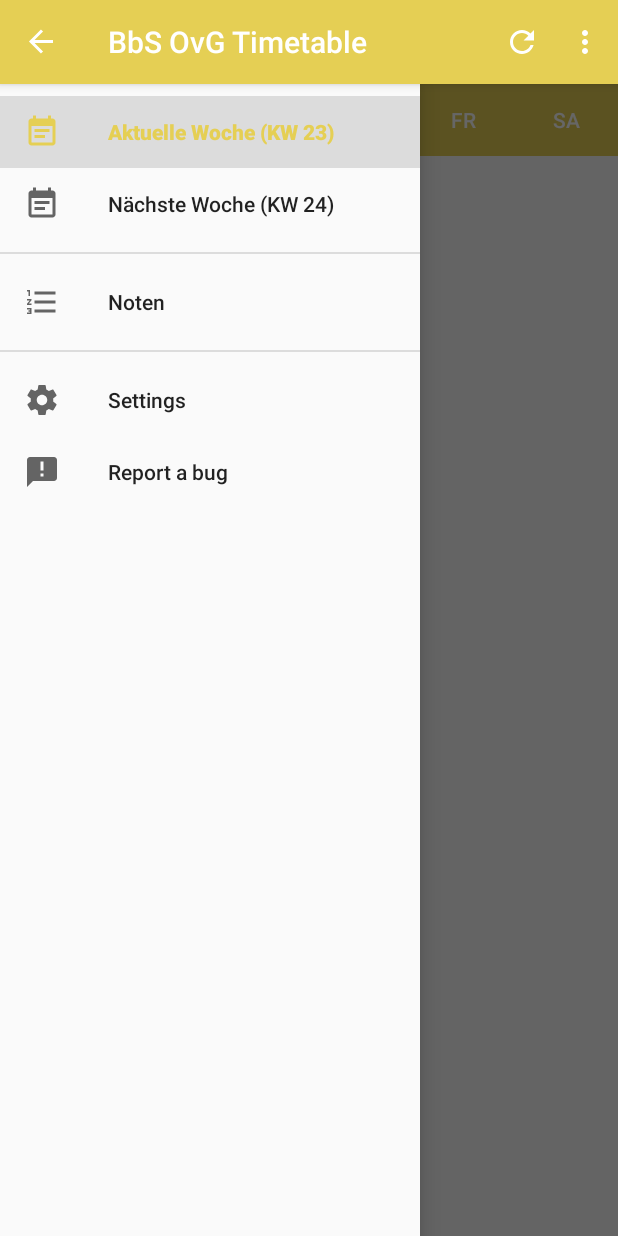
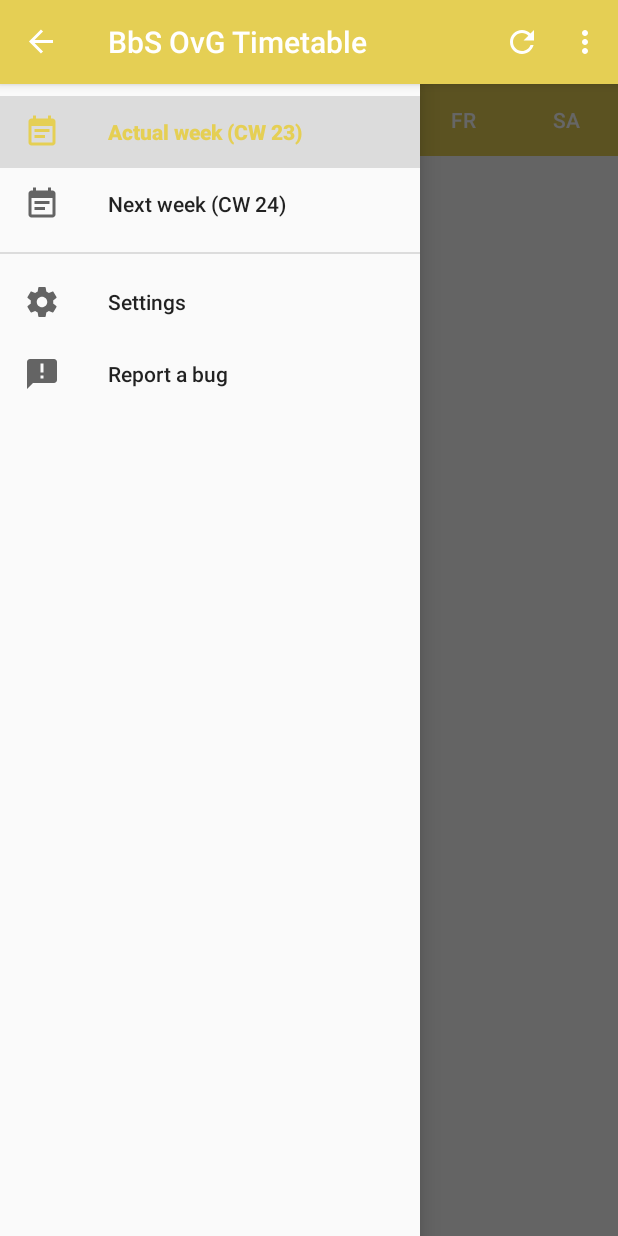
Before and after one commit to linkspote/timetable-app, an Android app: the screen it shows after launch (NavigationActivity), with the side drawer open, on a phone screen of 412 x 824 dp. Run offline under Robolectric (Android 15) with nearby library versions, the phone set to English and light mode, and no system bars.

Commit message:
[Documentation] Added some method documentations [Feature] Settings for old plans are working now and disabled not often used setting for remembering the last chosen plan [Translation] Added some translations and made the app name untranslatable

```diff
--- a/app/src/main/java/com/it_project/fg15a/timetable_app/NavigationActivity.java
+++ b/app/src/main/java/com/it_project/fg15a/timetable_app/NavigationActivity.java
@@ -2,6 +2,7 @@ package com.it_project.fg15a.timetable_app;
 
 import android.app.ProgressDialog;
 import android.content.Intent;
+import android.content.SharedPreferences;
 import android.net.Uri;
 import android.os.AsyncTask;
 import android.os.Bundle;
@@ -18,7 +19,6 @@ import android.support.v7.widget.Toolbar;
 import android.view.Menu;
 import android.view.MenuItem;
 import android.view.View;
-import android.widget.Toast;
 
 import com.it_project.fg15a.timetable_app.helpers.dataModifier;
 import com.it_project.fg15a.timetable_app.helpers.utilities;
@@ -35,6 +35,7 @@ public class NavigationActivity extends AppCompatActivity
     FragmentTransaction ftActivityNavigation;
 
     String sWebsiteContent;
+    String sActualWeek = getWeek(false);
     String sChosenWeek;
 
     @Override
@@ -48,8 +49,6 @@ public class NavigationActivity extends AppCompatActivity
         // TODO: find good spots for using the preference values
         // get preferences
         //SharedPreferences spThis = PreferenceManager.getDefaultSharedPreferences(this);
-        //boolean bPKShowOldPlans = spThis.getBoolean(getString(R.string.key_showOldPlans), false);
-        //String sPKShowXPlans = spThis.getString(getString(R.string.key_showXPlans), "1");
         //boolean bPKRememberPlan = spThis.getBoolean(getString(R.string.key_rememberPlan), false);
 
         // Find the DrawerLayout and the NavigationView
@@ -69,7 +68,7 @@ public class NavigationActivity extends AppCompatActivity
             }
         }
 
-        sChosenWeek = getWeek(false);
+        sChosenWeek = sActualWeek;
 
         // Inflate FragmentTabHost at first
         fmActivityNavigation = getSupportFragmentManager();
@@ -80,7 +79,13 @@ public class NavigationActivity extends AppCompatActivity
                 "FRAGMENT_DAY_VIEW"
         ).commit();
 
+        createMenuItemsOldWeeks();
+
         nvwActivityNavigation.setCheckedItem(R.id.nav_item_actual_week);
+        nvwActivityNavigation.getMenu().findItem(R.id.nav_item_actual_week).setTitle(
+                getString(R.string.navigation_drawer_actualWeek, sActualWeek));
+        nvwActivityNavigation.getMenu().findItem(R.id.nav_item_next_week).setTitle(getString(
+                R.string.navigation_drawer_nextWeek, getWeek(true)));
 
         // Setup click events for Navigation Drawer items
         nvwActivityNavigation.setNavigationItemSelectedListener(this);
@@ -194,20 +199,20 @@ public class NavigationActivity extends AppCompatActivity
             getDayOrWeekViewContent(sChosenWeek);
             bReturnValue = true;
 
-        }else if (id == R.id.nav_item_marks) {
+        } /*else if (id == R.id.nav_item_marks) {
 
-            /*ftActivityNavigation = fmActivityNavigation.beginTransaction();
+            ftActivityNavigation = fmActivityNavigation.beginTransaction();
             ftActivityNavigation.replace(
                     R.id.flActivityNavigation,
                     new MarkFragment(),
                     "FRAGMENT_MARK"
-            ).commit();*/
+            ).commit();
 
             Toast.makeText(this, "Das " + item.getTitle() + "-Feature ist demnächst verfügbar!",
                     Toast.LENGTH_SHORT).show();
             bReturnValue = false;
 
-        } else if (id == R.id.nav_item_settings) {
+        }*/ else if (id == R.id.nav_item_settings) {
 
             // Start SettingsActivity
             startActivity(new Intent(this, SettingsActivity.class));
@@ -222,8 +227,9 @@ public class NavigationActivity extends AppCompatActivity
 
         } else {
 
-            Toast.makeText(this, item.getTitle() + " pressed!", Toast.LENGTH_SHORT).show();
-            bReturnValue = false;
+            sChosenWeek = String.valueOf(id);
+            getDayOrWeekViewContent(sChosenWeek);
+            bReturnValue = true;
 
         }
 
@@ -272,6 +278,11 @@ public class NavigationActivity extends AppCompatActivity
         }
     }
 
+    /**
+     * This method returns a string containing the actual/next week of year with leading zero.
+     * @param p_bNextWeek true to get next week of year
+     * @return The string containing the week of year value
+     */
     public String getWeek (boolean p_bNextWeek) {
         // Get week of year
         int iThisWeek = Calendar.getInstance().get(Calendar.WEEK_OF_YEAR);
@@ -321,4 +332,42 @@ public class NavigationActivity extends AppCompatActivity
             }
         }
     }
+
+    /**
+     * This method creates the menu items for the old calendar weeks sub menu of the navigation.
+     */
+    public void createMenuItemsOldWeeks() {
+        // get preferences
+        SharedPreferences spThis = PreferenceManager.getDefaultSharedPreferences(this);
+        boolean bPKShowOldPlans = spThis.getBoolean(getString(R.string.key_showOldPlans), false);
+        String sPKShowXPlans = spThis.getString(getString(R.string.key_showXPlans), "1");
+
+        // if old plans are activated
+        if (bPKShowOldPlans) {
+            // get the current navigation drawer menu
+            Menu mOldWeeks = nvwActivityNavigation.getMenu();
+
+            // set the sub menu for the old plans to visible and enabled
+            mOldWeeks.setGroupVisible(R.id.nav_group_timetables_old, true);
+            mOldWeeks.setGroupEnabled(R.id.nav_group_timetables_old, true);
+
+            // iterate as often as old plans have to be shown
+            for (int i = Integer.valueOf(sPKShowXPlans); 1 <= i; i--) {
+                // add a new menu item to the sub menu
+                MenuItem miOldWeek = mOldWeeks.add(
+                        R.id.nav_group_timetables_old,
+                        Integer.valueOf(sActualWeek) - i,
+                        Menu.NONE,
+                        getString(R.string.navigation_drawer_weekX,
+                                String.valueOf(Integer.valueOf(sActualWeek) - i))
+                );
+
+                // set checkable true to make highlighting possible
+                miOldWeek.setCheckable(true);
+
+                // set the icon of the menu item
+                miOldWeek.setIcon(R.drawable.ic_event_note_black_24dp);
+            }
+        }
+    }
 }
--- a/app/src/main/res/menu/menu_navigation_drawer.xml
+++ b/app/src/main/res/menu/menu_navigation_drawer.xml
@@ -1,44 +1,33 @@
 <?xml version="1.0" encoding="utf-8"?>
 <menu xmlns:android="http://schemas.android.com/apk/res/android">
 
-    <group android:id="@+id/nav_group_timetables_old" android:checkableBehavior="single" android:visible="false">
-        <item
-            android:id="@+id/nav_item_week_1"
-            android:icon="@drawable/ic_event_note_black_24dp"
-            android:title="Kalenderwoche 18"/>
-        <item
-            android:id="@+id/nav_item_week_2"
-            android:icon="@drawable/ic_event_note_black_24dp"
-            android:title="Kalenderwoche 19"/>
-        <item
-            android:id="@+id/nav_item_week_3"
-            android:icon="@drawable/ic_event_note_black_24dp"
-            android:title="Kalenderwoche 21" />
-        <item
-            android:id="@+id/nav_item_week_4"
-            android:icon="@drawable/ic_event_note_black_24dp"
-            android:title="Kalenderwoche 22" />
+    <group android:id="@+id/nav_group_timetables_old" android:checkableBehavior="single"
+        android:visible="false" android:enabled="false" android:orderInCategory="0">
+        <!-- Is getting filled in NavigationActivity -->
     </group>
 
-    <group android:id="@+id/nav_group_timetables_new" android:checkableBehavior="single">
+    <group android:id="@+id/nav_group_timetables_new" android:checkableBehavior="single"
+        android:orderInCategory="1">
         <item
             android:id="@+id/nav_item_actual_week"
             android:icon="@drawable/ic_event_note_black_24dp"
-            android:title="Aktuelle Woche (KW 23)" />
+            android:title="" />
         <item
             android:id="@+id/nav_item_next_week"
             android:icon="@drawable/ic_event_note_black_24dp"
-            android:title="Nächste Woche (KW 24)" />
+            android:title="" />
     </group>
 
-    <group android:id="@+id/nav_group_features" android:checkableBehavior="single">
+    <group android:id="@+id/nav_group_features" android:checkableBehavior="single"
+        android:visible="false" android:orderInCategory="2">
         <item
             android:id="@+id/nav_item_marks"
             android:icon="@drawable/ic_format_list_numbered_black_24dp"
-            android:title="Noten" />
+            android:title="@string/navigation_drawer_marks" />
     </group>
 
-    <group android:id="@+id/nav_group_misc" android:checkableBehavior="single">
+    <group android:id="@+id/nav_group_misc" android:checkableBehavior="single"
+        android:orderInCategory="3">
         <item
             android:id="@+id/nav_item_settings"
             android:icon="@drawable/ic_settings_black_24dp"
--- a/app/src/main/res/values/strings.xml
+++ b/app/src/main/res/values/strings.xml
@@ -1,9 +1,13 @@
 <resources>
-    <string name="app_name">BbS OvG Timetable</string>
+    <string name="app_name" translatable="false">BbS OvG Timetable</string>
 
     <!-- Strings of menu_navigation_drawer -->
     <string name="navigation_drawer_open">Open navigation drawer</string>
     <string name="navigation_drawer_close">Close navigation drawer</string>
+    <string name="navigation_drawer_weekX">Calendar week %1$s</string>
+    <string name="navigation_drawer_actualWeek">Actual week (CW %1$s)</string>
+    <string name="navigation_drawer_nextWeek">Next week (CW %1$s)</string>
+    <string name="navigation_drawer_marks">Marks</string>
     <string name="navigation_drawer_settings">Settings</string>
     <string name="navigation_drawer_bugreport">Report a bug</string>
 
--- a/app/src/main/res/xml/activity_settings.xml
+++ b/app/src/main/res/xml/activity_settings.xml
@@ -43,12 +43,12 @@
             android:entryValues="@array/values_ShowXPlans"
             android:defaultValue="1" />
 
-        <CheckBoxPreference
+        <!--<CheckBoxPreference
             android:dependency="@string/key_showOldPlans"
             android:title="@string/title_rememberPlan"
             android:summary="@string/summary_rememberPlan"
             android:key="@string/key_rememberPlan"
-            android:defaultValue="false" />
+            android:defaultValue="false" />-->
 
     </PreferenceCategory>
 
--- a/build.gradle
+++ b/build.gradle
@@ -5,7 +5,7 @@ buildscript {
         jcenter()
     }
     dependencies {
-        classpath 'com.android.tools.build:gradle:2.3.2'
+        classpath 'com.android.tools.build:gradle:2.3.3'
 
         // NOTE: Do not place your application dependencies here; they belong
         // in the individual module build.gradle files
```
Also changed, not shown: app/src/main/java/com/it_project/fg15a/timetable_app/helpers/dataModifier.java (+18 -2 lines), 1 other file.
